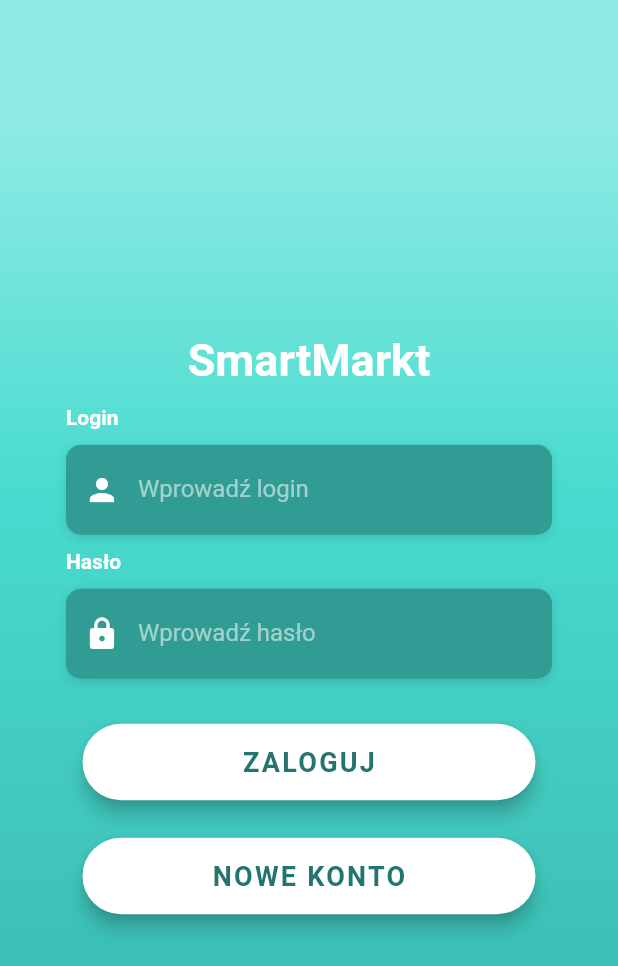
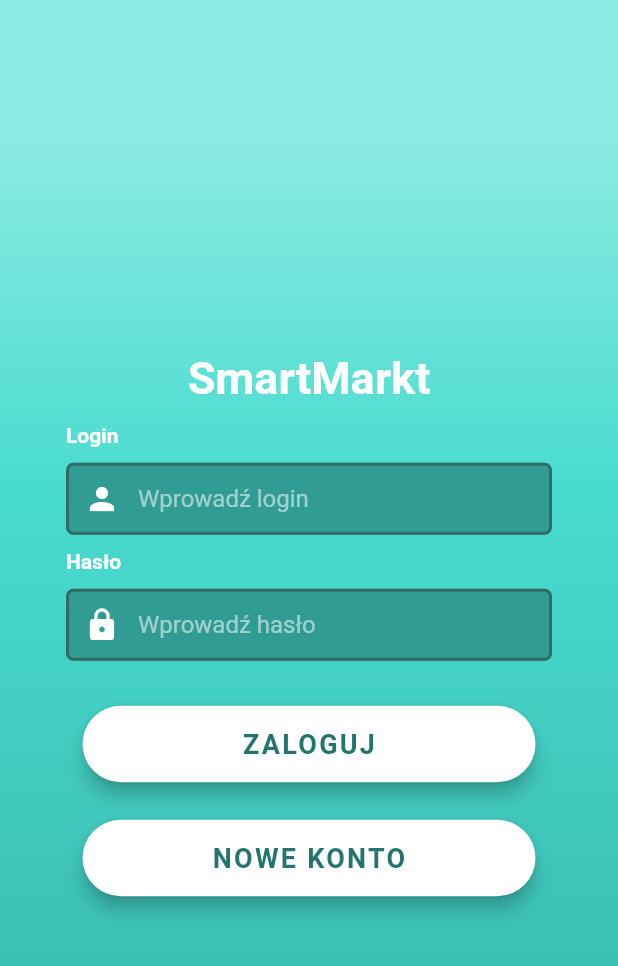
Before and after one commit to Falynsky/smartmarkt_client, a Flutter app: the screen it shows after launch, on a phone screen of 412 x 824 dp. Shown: the top 966 px of the screen. Run offline on Flutter 3.47's test engine with Material 2 defaults, Android fonts, the phone set to English and light mode, and no system bars; our stand-ins replace bloc, equatable, flutter_bloc; missing offline and left inert: barcode_scan; Roboto replaces fonts that are missing (OpenSans).

Commit message:
Dodanie poprawnej obsługi BLoC dla ekranu rejestracji
+ ulepszone textFieldy + cirularInditactor do klasy + refaktor

```diff
--- a/lib/bloc/bloc.dart
+++ b/lib/bloc/bloc.dart
@@ -7,3 +7,6 @@ export 'products/products_state.dart';
 export 'scanner/scanner_bloc.dart';
 export 'scanner/scanner_event.dart';
 export 'scanner/scanner_state.dart';
+export 'sign_up/sign_up_bloc.dart';
+export 'sign_up/sign_up_event.dart';
+export 'sign_up/sign_up_state.dart';
--- a/lib/components/text_field_component.dart
+++ b/lib/components/text_field_component.dart
@@ -1,5 +1,5 @@
 import 'package:flutter/material.dart';
-import 'package:smartmarktclient/utilities/constants.dart';
+import 'package:smartmarktclient/utilities/constant_styles.dart';
 
 class TextFieldComponent extends StatefulWidget {
   final TextEditingController controller;
@@ -44,22 +44,13 @@ class _TextFieldComponentState extends State<TextFieldComponent> {
       child: Column(
         crossAxisAlignment: CrossAxisAlignment.start,
         children: <Widget>[
-          Text(
-            _label,
-            style: kLabelStyle,
-          ),
+          Text(_label, style: labelStyle),
           SizedBox(height: 10.0),
           Container(
             alignment: Alignment.centerLeft,
-            decoration: kBoxDecorationStyle,
-            height: 60.0,
             child: TextFormField(
-              validator: (String value) {
-                if (value.isEmpty && _isRequired) {
-                  return 'To pole jest wymagane';
-                }
-                return null;
-              },
+              autovalidateMode: AutovalidateMode.onUserInteraction,
+              validator: _validateField,
               textInputAction: TextInputAction.next,
               controller: _controller,
               keyboardType: TextInputType.text,
@@ -67,20 +58,33 @@ class _TextFieldComponentState extends State<TextFieldComponent> {
                 color: Colors.white,
                 fontFamily: 'OpenSans',
               ),
-              decoration: InputDecoration(
-                border: InputBorder.none,
-                contentPadding: EdgeInsets.only(top: 14.0),
-                prefixIcon: Icon(
-                  _icon,
-                  color: Colors.white,
-                ),
-                hintText: _placeHolder,
-                hintStyle: kHintTextStyle,
-              ),
+              decoration: _textFieldInputDecoration(),
             ),
           ),
         ],
       ),
     );
   }
+
+  String _validateField(String value) {
+    if (value.isEmpty && _isRequired) {
+      return 'Proszę wprowadzić wartość.';
+    }
+    return null;
+  }
+
+  InputDecoration _textFieldInputDecoration() {
+    return InputDecoration(
+      filled: true,
+      fillColor: Color(0xFF309c93),
+      focusedBorder: focusedBorderStyle,
+      enabledBorder: enabledBorderStyle,
+      contentPadding: EdgeInsets.only(top: 14.0),
+      prefixIcon: Icon(_icon, color: Colors.white),
+      hintText: _placeHolder,
+      hintStyle: hintTextStyle,
+      errorStyle: errorMessageStyle,
+      errorBorder: inputErrorBorderStyle,
+    );
+  }
 }
--- /dev/null
+++ b/lib/utilities/constant_styles.dart
@@ -0,0 +1,33 @@
+import 'package:flutter/material.dart';
+
+final hintTextStyle = TextStyle(
+  color: Colors.white54,
+  fontFamily: 'OpenSans',
+);
+
+final labelStyle = TextStyle(
+  color: Colors.white,
+  fontWeight: FontWeight.bold,
+  fontFamily: 'OpenSans',
+);
+
+final focusedBorderStyle = OutlineInputBorder(
+  borderRadius: BorderRadius.circular(5.0),
+  borderSide: BorderSide(
+    color: Colors.white54,
+  ),
+);
+
+final enabledBorderStyle = OutlineInputBorder(
+  borderRadius: BorderRadius.circular(5.0),
+  borderSide: BorderSide(
+    color: Color(0xFF306c63),
+    width: 2.0,
+  ),
+);
+
+final errorMessageStyle = TextStyle(color: Color(0xFFE10000), fontSize: 14);
+
+final inputErrorBorderStyle = OutlineInputBorder(
+  borderSide: new BorderSide(color: Color(0xFFE10000), width: 2.0),
+);
--- a/lib/utilities/constants.dart
+++ /dev/null
@@ -1,24 +0,0 @@
-import 'package:flutter/material.dart';
-
-final kHintTextStyle = TextStyle(
-  color: Colors.white54,
-  fontFamily: 'OpenSans',
-);
-
-final kLabelStyle = TextStyle(
-  color: Colors.white,
-  fontWeight: FontWeight.bold,
-  fontFamily: 'OpenSans',
-);
-
-final kBoxDecorationStyle = BoxDecoration(
-  color: Color(0xFF309c93),
-  borderRadius: BorderRadius.circular(10.0),
-  boxShadow: [
-    BoxShadow(
-      color: Colors.black12,
-      blurRadius: 6.0,
-      offset: Offset(0, 2),
-    ),
-  ],
-);
--- a/lib/views/pages/login_page.dart
+++ b/lib/views/pages/login_page.dart
@@ -87,7 +87,7 @@ class _LoginPageState extends State<LoginPage> {
       Color(0xFF40c5ba),
       Color(0xFF31b9ae),
     ];
-    var gradientColorsStops = [0.1, 0.4, 0.7, 0.9];
+    final gradientColorsStops = [0.1, 0.4, 0.7, 0.9];
     return Container(
       height: double.infinity,
       width: double.infinity,
```
Also changed, not shown: lib/bloc/sign_up/sign_up_bloc.dart (added, +45 -0 lines), lib/bloc/sign_up/sign_up_event.dart (added, +54 -0 lines), lib/bloc/sign_up/sign_up_state.dart (added, +36 -0 lines), lib/providers/sign_up_provider.dart (added, +30 -0 lines), lib/repositories/sign_up_repository.dart (added, +24 -0 lines), lib/utilities/circular_idicator.dart (added, +21 -0 lines), lib/views/pages/register/sign_up_page.dart (+109 -59 lines).
